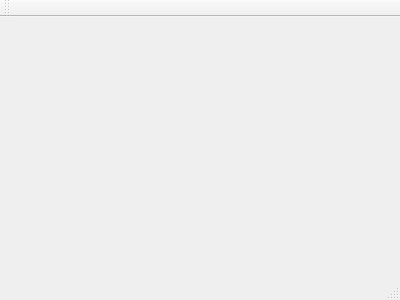
Old version of the form mainwindow.ui in the repository marioosh-net/qt-start.
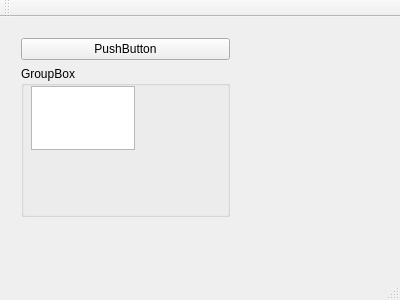
New version of the form.

```diff
--- a/mainwindow.ui
+++ b/mainwindow.ui
@@ -12,13 +12,65 @@
   <property name="windowTitle" >
    <string>MainWindow</string>
   </property>
-  <widget class="QMenuBar" name="menuBar" />
-  <widget class="QToolBar" name="mainToolBar" />
-  <widget class="QWidget" name="centralWidget" />
-  <widget class="QStatusBar" name="statusBar" />
+  <widget class="QWidget" name="centralWidget">
+   <widget class="QWidget" name="gridLayoutWidget">
+    <property name="geometry">
+     <rect>
+      <x>10</x>
+      <y>10</y>
+      <width>231</width>
+      <height>201</height>
+     </rect>
+    </property>
+    <layout class="QGridLayout" name="gridLayout">
+     <item row="0" column="0">
+      <widget class="QPushButton" name="pushButton">
+       <property name="text">
+        <string>PushButton</string>
+       </property>
+      </widget>
+     </item>
+     <item row="1" column="0">
+      <widget class="QGroupBox" name="groupBox">
+       <property name="title">
+        <string>GroupBox</string>
+       </property>
+       <widget class="QTextEdit" name="textEdit">
+        <property name="geometry">
+         <rect>
+          <x>10</x>
+          <y>20</y>
+          <width>104</width>
+          <height>64</height>
+         </rect>
+        </property>
+       </widget>
+      </widget>
+     </item>
+    </layout>
+   </widget>
+  </widget>
+  <widget class="QMenuBar" name="menuBar">
+   <property name="geometry">
+    <rect>
+     <x>0</x>
+     <y>0</y>
+     <width>400</width>
+     <height>18</height>
+    </rect>
+   </property>
+  </widget>
+  <widget class="QToolBar" name="mainToolBar">
+   <attribute name="toolBarArea">
+    <enum>TopToolBarArea</enum>
+   </attribute>
+   <attribute name="toolBarBreak">
+    <bool>false</bool>
+   </attribute>
+  </widget>
+  <widget class="QStatusBar" name="statusBar"/>
  </widget>
- <layoutDefault spacing="6" margin="11" />
- <pixmapfunction></pixmapfunction>
+ <layoutdefault spacing="6" margin="11"/>
  <resources/>
  <connections/>
 </ui>
```
Left out of the diff: 7 changed lines with no effect on the pictures.
